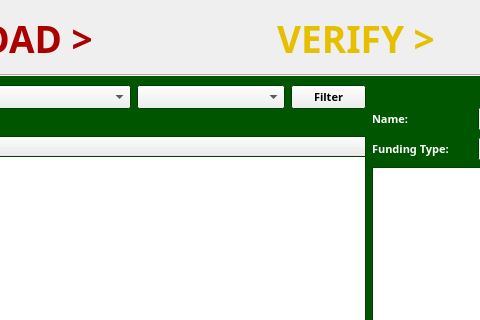
Before: the Qt Designer form Project Code/AppleProject/View/analyze_csv.ui in JRWu/DataAggregation, drawn with Qt 5; both pictures show x 144 to 624 and y 0 to 320 of the 1000 by 640 pixel window.
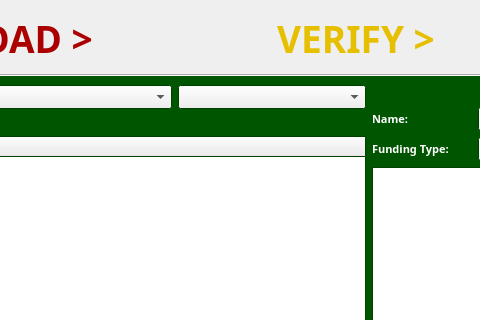
After: the same form once the commit is applied. The open tabs and pages were chosen to show the change.

Commit message: EB - Filter buttons removed, maybe?

```diff
--- a/Project Code/AppleProject/View/analyze_csv.ui
+++ b/Project Code/AppleProject/View/analyze_csv.ui
@@ -626,28 +626,6 @@
               </property>
              </widget>
             </item>
-            <item>
-             <widget class="QPushButton" name="filter_btn_grnt">
-              <property name="minimumSize">
-               <size>
-                <width>75</width>
-                <height>0</height>
-               </size>
-              </property>
-              <property name="maximumSize">
-               <size>
-                <width>75</width>
-                <height>16777215</height>
-               </size>
-              </property>
-              <property name="text">
-               <string>Filter</string>
-              </property>
-              <property name="flat">
-               <bool>false</bool>
-              </property>
-             </widget>
-            </item>
            </layout>
           </item>
           <item>
```
Left out of the diff: 68 changed lines with no effect on the pictures. The commit also changes 11 other files.
